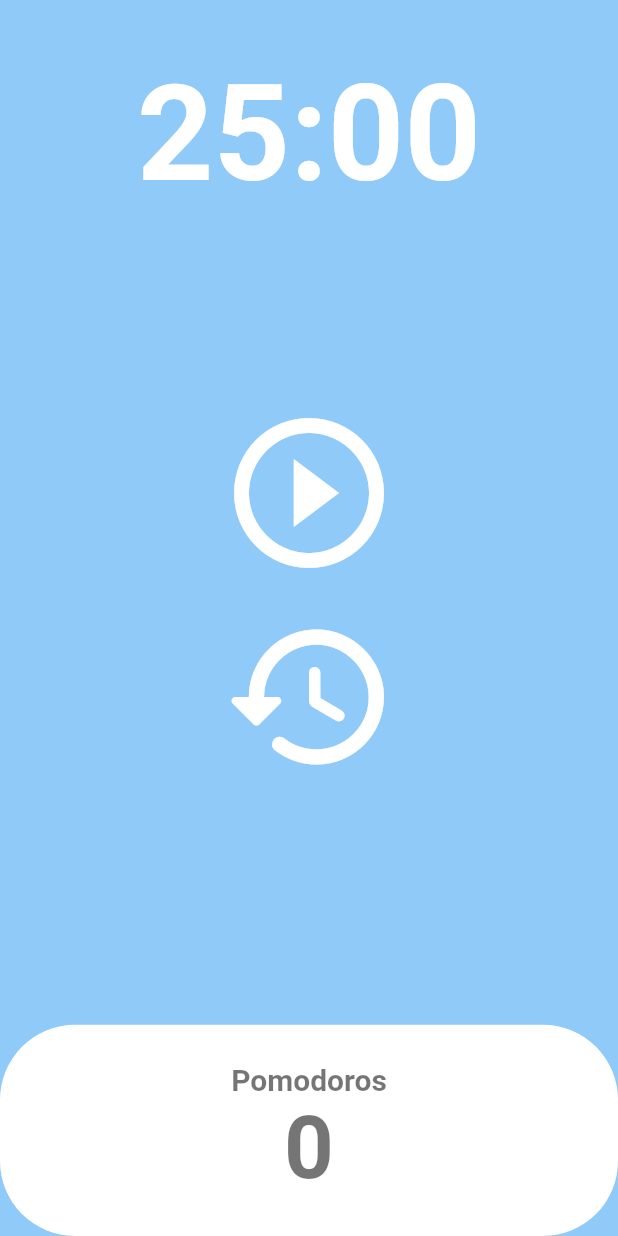
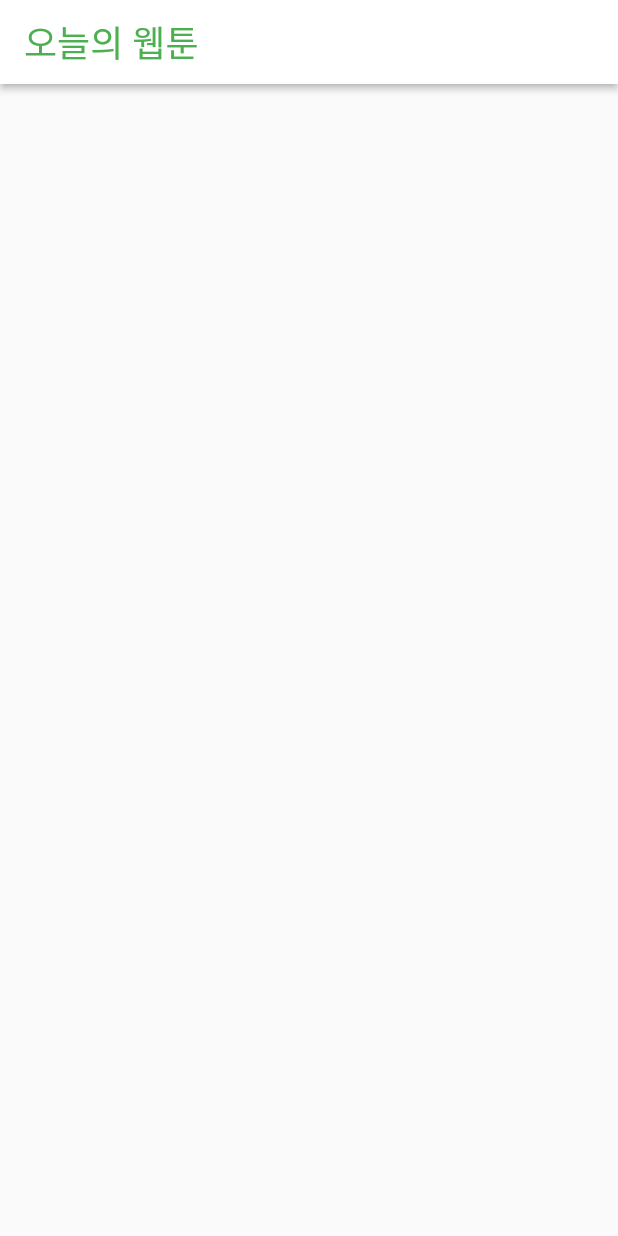
Before and after one commit to jundev5796/toonflix, a Flutter app: the HomeScreen screen opened directly, on a phone screen of 412 x 824 dp. Run offline on Flutter 3.47's test engine with Material 2 defaults, Android fonts, the phone set to English and light mode, and no system bars.

Commit message:
[Webtoon App] Create Appbar

```diff
--- a/lib/main.dart
+++ b/lib/main.dart
@@ -1,4 +1,5 @@
 import 'package:flutter/material.dart';
+import 'package:toonflix/screens/home_screen.dart';
 
 void main() {
   runApp(const App());
@@ -9,8 +10,8 @@ class App extends StatelessWidget {
 
   @override
   Widget build(BuildContext context) {
-    return MaterialApp(
-      home: Container(),
+    return const MaterialApp(
+      home: HomeScreen(),
     );
   }
 }
--- a/lib/screens/home_screen.dart
+++ b/lib/screens/home_screen.dart
@@ -1,148 +1,21 @@
-import 'dart:async';
 import 'package:flutter/material.dart';
 
-class HomeScreen extends StatefulWidget {
+class HomeScreen extends StatelessWidget {
   const HomeScreen({super.key});
-
-  @override
-  State<HomeScreen> createState() => _HomeScreenState();
-}
-
-class _HomeScreenState extends State<HomeScreen> {
-  static const twentyFiveMinutes = 1500;
-  int totalSeconds = twentyFiveMinutes;
-  bool isRunning = false;
-  int totalPomodoros = 0;
-  late Timer timer;
-
-  void onTick(Timer timer) {
-    if (totalSeconds == 0) {
-      setState(() {
-        totalPomodoros = totalPomodoros + 1;
-        isRunning = false;
-        totalSeconds = twentyFiveMinutes;
-      });
-      timer.cancel();
-    } else {
-      setState(() {
-        totalSeconds = totalSeconds - 1;
-      });
-    }
-  }
-
-  void onStartPressed() {
-    timer = Timer.periodic(
-      const Duration(seconds: 1),
-      onTick,
-    );
-    setState(() {
-      isRunning = true;
-    });
-  }
-
-  void onPausePressed() {
-    timer.cancel();
-    setState(() {
-      isRunning = false;
-    });
-  }
-
-  void onResetPressed() {
-    totalSeconds = twentyFiveMinutes;
-    timer.cancel();
-    setState(() {
-      isRunning = false;
-    });
-  }
-
-  String format(int seconds) {
-    var duration = Duration(seconds: seconds);
-    return duration.toString().split(".").first.substring(2, 7);
-  }
 
   @override
   Widget build(BuildContext context) {
     return Scaffold(
-      backgroundColor: Theme.of(context).colorScheme.background,
-      body: Column(
-        children: [
-          Flexible(
-            flex: 1,
-            child: Container(
-              alignment: Alignment.bottomCenter,
-              child: Text(
-                format(totalSeconds),
-                style: TextStyle(
-                  color: Theme.of(context).cardColor,
-                  fontSize: 89,
-                  fontWeight: FontWeight.w600,
-                ),
-              ),
-            ),
+      appBar: AppBar(
+        elevation: 2,
+        backgroundColor: Colors.white,
+        foregroundColor: Colors.green,
+        title: const Text(
+          "오늘의 웹툰",
+          style: TextStyle(
+            fontSize: 24,
           ),
-          const SizedBox(height: 120),
-          Flexible(
-            flex: 3,
-            child: Center(
-              child: Column(
-                children: [
-                  IconButton(
-                    iconSize: 120,
-                    color: Theme.of(context).cardColor,
-                    onPressed: isRunning ? onPausePressed : onStartPressed,
-                    icon: Icon(isRunning
-                        ? Icons.pause_circle_outline
-                        : Icons.play_circle_outline),
-                  ),
-                  IconButton(
-                    iconSize: 120,
-                    color: Theme.of(context).cardColor,
-                    onPressed: onResetPressed,
-                    icon: const Icon(Icons.restore_rounded),
-                  ),
-                ],
-              ),
-            ),
-          ),
-          Flexible(
-            flex: 1,
-            child: Row(
-              children: [
-                Expanded(
-                  child: Container(
-                    decoration: BoxDecoration(
-                      color: Theme.of(context).cardColor,
-                      borderRadius: BorderRadius.circular(50),
-                    ),
-                    child: Column(
-                      mainAxisAlignment: MainAxisAlignment.center,
-                      children: [
-                        Text(
-                          'Pomodoros',
-                          style: TextStyle(
-                            fontSize: 20,
-                            fontWeight: FontWeight.w600,
-                            color:
-                                Theme.of(context).textTheme.displayLarge!.color,
-                          ),
-                        ),
-                        Text(
-                          '$totalPomodoros',
-                          style: TextStyle(
-                            fontSize: 58,
-                            fontWeight: FontWeight.w600,
-                            color:
-                                Theme.of(context).textTheme.displayLarge!.color,
-                          ),
-                        ),
-                      ],
-                    ),
-                  ),
-                ),
-              ],
-            ),
-          )
-        ],
+        ),
       ),
     );
   }
```
